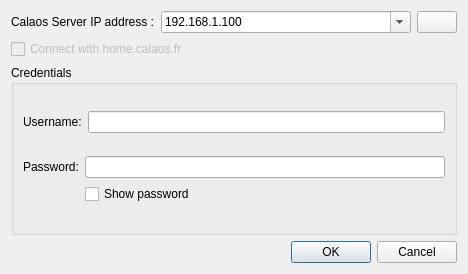
Above: data/DialogSaveOnline.ui from calaos/calaos_installer before the change. Below: the same form after it.
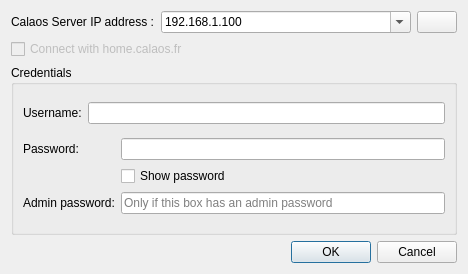
That is the form after the change. Icons and pictures are not drawn.

Commit message: Admin session for online open/save, https retry, readable refusals (#84)

Patch:
```diff
--- a/data/DialogSaveOnline.ui
+++ b/data/DialogSaveOnline.ui
@@ -140,6 +140,26 @@
           </property>
          </widget>
         </item>
+        <item row="2" column="0">
+         <widget class="QLabel" name="labelAdminPass">
+          <property name="text">
+           <string>Admin password:</string>
+          </property>
+         </widget>
+        </item>
+        <item row="2" column="1">
+         <widget class="QLineEdit" name="editAdminPass">
+          <property name="echoMode">
+           <enum>QLineEdit::Password</enum>
+          </property>
+          <property name="placeholderText">
+           <string>Only if this box has an admin password</string>
+          </property>
+          <property name="toolTip">
+           <string>Never saved: asked once each time this window opens</string>
+          </property>
+         </widget>
+        </item>
        </layout>
       </item>
      </layout>
```
The commit also changes 22 other files.
